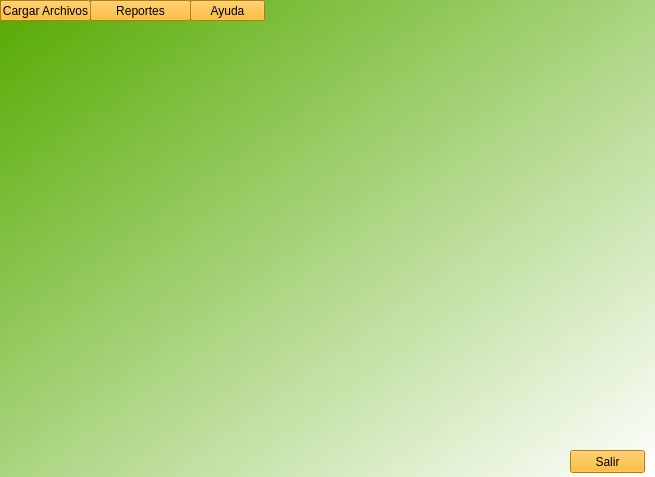
Above: PROYECTO2/GUI/mainWin.ui from Gerson7w7/IPC2_Proyecto2_202000166 before the change. Below: the same form after it.
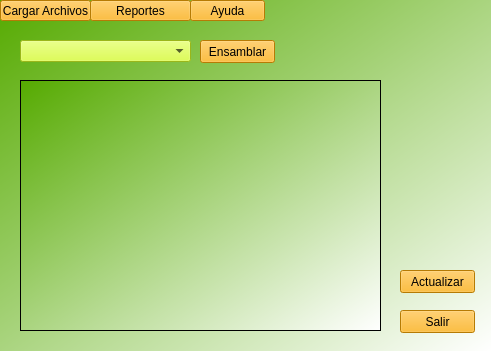
That is the form after the change.

What changed in the file:
```diff
--- a/PROYECTO2/GUI/mainWin.ui
+++ b/PROYECTO2/GUI/mainWin.ui
@@ -6,8 +6,8 @@
    <rect>
     <x>0</x>
     <y>0</y>
-    <width>655</width>
-    <height>477</height>
+    <width>491</width>
+    <height>351</height>
    </rect>
   </property>
   <property name="windowTitle">
@@ -68,8 +68,8 @@
    <widget class="QPushButton" name="botonSalir">
     <property name="geometry">
      <rect>
-      <x>570</x>
-      <y>450</y>
+      <x>400</x>
+      <y>310</y>
       <width>75</width>
       <height>23</height>
      </rect>
@@ -81,6 +81,61 @@
      <string>Salir</string>
     </property>
    </widget>
+   <widget class="QComboBox" name="cBoxProducto">
+    <property name="geometry">
+     <rect>
+      <x>20</x>
+      <y>40</y>
+      <width>171</width>
+      <height>22</height>
+     </rect>
+    </property>
+    <property name="styleSheet">
+     <string notr="true">background-color: rgb(215, 255, 37);</string>
+    </property>
+   </widget>
+   <widget class="QTableWidget" name="tableWidget">
+    <property name="geometry">
+     <rect>
+      <x>20</x>
+      <y>80</y>
+      <width>361</width>
+      <height>251</height>
+     </rect>
+    </property>
+   </widget>
+   <widget class="QPushButton" name="botonEnsamblar">
+    <property name="geometry">
+     <rect>
+      <x>200</x>
+      <y>40</y>
+      <width>75</width>
+      <height>23</height>
+     </rect>
+    </property>
+    <property name="styleSheet">
+     <string notr="true">background-color: rgb(255, 172, 6);</string>
+    </property>
+    <property name="text">
+     <string>Ensamblar</string>
+    </property>
+   </widget>
+   <widget class="QPushButton" name="botonActualizar">
+    <property name="geometry">
+     <rect>
+      <x>400</x>
+      <y>270</y>
+      <width>75</width>
+      <height>23</height>
+     </rect>
+    </property>
+    <property name="styleSheet">
+     <string notr="true">background-color: rgb(255, 172, 6);</string>
+    </property>
+    <property name="text">
+     <string>Actualizar</string>
+    </property>
+   </widget>
   </widget>
   <action name="actionfasd">
    <property name="text">
```
